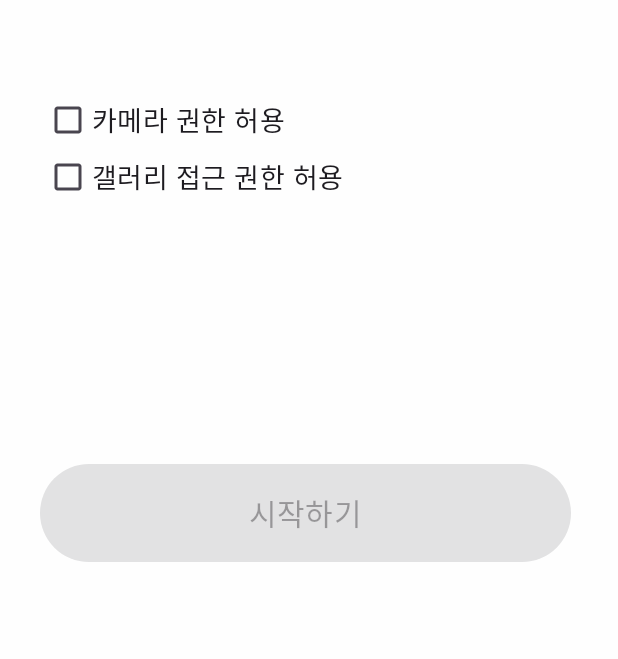
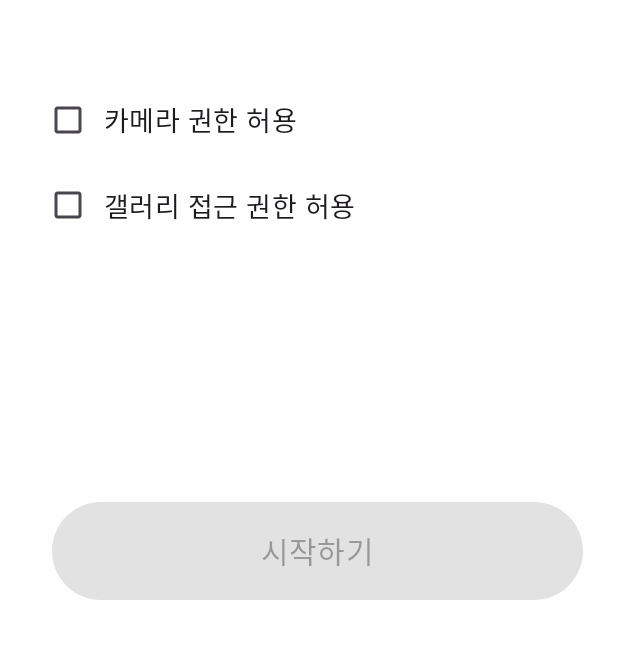
Before and after one commit to teamguguma/plant-app-frontend-v1.2, an Android app: the screen it shows after launch (CreateUserActivity), on a phone screen of 412 x 824 dp, the part 542-1201 px from its top. Run offline under Robolectric (Android 15) with nearby library versions, the phone set to English and light mode, and no system bars.

```diff
--- a/app/src/main/res/layout/activity_create_user_start.xml
+++ b/app/src/main/res/layout/activity_create_user_start.xml
@@ -55,7 +55,7 @@
     <LinearLayout
         android:id="@+id/permissionChecklist"
         android:layout_width="359dp"
-        android:layout_height="76dp"
+        android:layout_height="100dp"
         android:layout_marginTop="324dp"
         android:orientation="vertical"
         app:layout_constraintEnd_toEndOf="parent"
@@ -65,15 +65,21 @@
 
         <CheckBox
             android:id="@+id/checkCamera"
-            android:layout_width="wrap_content"
-            android:layout_height="wrap_content"
+            android:layout_width="match_parent"
+            android:layout_height="48dp"
+            android:minHeight="48dp"
+            android:minWidth="48dp"
+            android:padding="8dp"
             android:text="카메라 권한 허용"
             android:textSize="18sp" />
 
         <CheckBox
             android:id="@+id/checkGallery"
-            android:layout_width="wrap_content"
-            android:layout_height="wrap_content"
+            android:layout_width="match_parent"
+            android:layout_height="66dp"
+            android:minWidth="48dp"
+            android:minHeight="48dp"
+            android:padding="8dp"
             android:text="갤러리 접근 권한 허용"
             android:textSize="18sp" />
     </LinearLayout>
@@ -88,9 +94,9 @@
         android:textSize="20sp"
         app:layout_constraintBottom_toBottomOf="parent"
         app:layout_constraintEnd_toEndOf="parent"
-        app:layout_constraintHorizontal_bias="0.4"
+        app:layout_constraintHorizontal_bias="0.72"
         app:layout_constraintStart_toStartOf="parent"
         app:layout_constraintTop_toBottomOf="@id/imageLogo"
-        app:layout_constraintVertical_bias="0.817"
+        app:layout_constraintVertical_bias="0.885"
         app:layout_constraintWidth_percent="0.8" />
 </androidx.constraintlayout.widget.ConstraintLayout>
```
Also changed, not shown: app/build.gradle.kts (+14 -7 lines), app/src/main/java/com/guguma/guguma_application/HomeFragment.kt (+40 -37 lines), app/src/main/java/com/guguma/guguma_application/PlantAdapter.kt (+5 -12 lines), app/src/main/java/com/guguma/guguma_application/viewmodel/PlantViewModel.kt (+49 -54 lines), app/src/main/java/com/guguma/guguma_application/viewmodel/PlantViewModelFactory.kt (added, +13 -0 lines).
